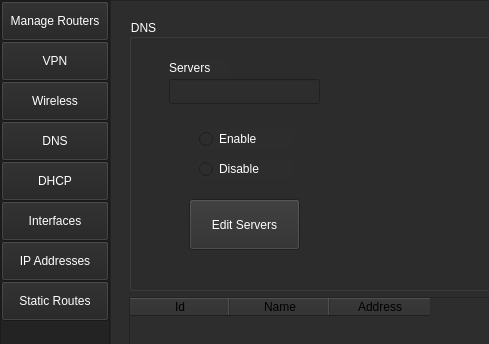
This is UI/ui_main.ui in monico18/LTI-SDN-Controller as Qt 5 draws it before an edit; both pictures show x 0 to 489 and y 0 to 344 of the 1168 by 723 pixel window. The edited form follows.
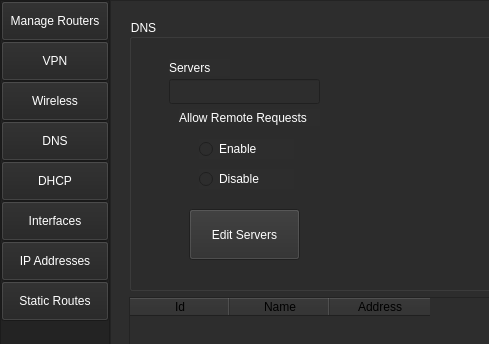
This is the edited form. The open tabs and pages were chosen to show the change.

```diff
--- a/UI/ui_main.ui
+++ b/UI/ui_main.ui
@@ -8250,7 +8250,7 @@
                  <property name="geometry">
                   <rect>
                    <x>60</x>
-                   <y>180</y>
+                   <y>190</y>
                    <width>111</width>
                    <height>51</height>
                   </rect>
@@ -8512,7 +8512,7 @@
                  <property name="geometry">
                   <rect>
                    <x>70</x>
-                   <y>140</y>
+                   <y>150</y>
                    <width>95</width>
                    <height>20</height>
                   </rect>
@@ -8643,7 +8643,7 @@
                  <property name="geometry">
                   <rect>
                    <x>70</x>
-                   <y>110</y>
+                   <y>120</y>
                    <width>95</width>
                    <height>20</height>
                   </rect>
@@ -8770,6 +8770,191 @@
                   <string>Enable</string>
                  </property>
                 </widget>
+                <widget class="QLabel" name="label_7">
+                 <property name="geometry">
+                  <rect>
+                   <x>50</x>
+                   <y>90</y>
+                   <width>141</width>
+                   <height>17</height>
+                  </rect>
+                 </property>
+                 <property name="palette">
+                  <palette>
+                   <active>
+                    <colorrole role="WindowText">
+                     <brush brushstyle="SolidPattern">
+                      <color alpha="255">
+                       <red>255</red>
+                       <green>255</green>
+                       <blue>255</blue>
+                      </color>
+                     </brush>
+                    </colorrole>
+                    <colorrole role="Button">
+                     <brush brushstyle="SolidPattern">
+                      <color alpha="255">
+                       <red>45</red>
+                       <green>45</green>
+                       <blue>45</blue>
+                      </color>
+                     </brush>
+                    </colorrole>
+                    <colorrole role="Text">
+                     <brush brushstyle="SolidPattern">
+                      <color alpha="255">
+                       <red>255</red>
+                       <green>255</green>
+                       <blue>255</blue>
+                      </color>
+                     </brush>
+                    </colorrole>
+                    <colorrole role="ButtonText">
+                     <brush brushstyle="SolidPattern">
+                      <color alpha="255">
+                       <red>255</red>
+                       <green>255</green>
+                       <blue>255</blue>
+                      </color>
+                     </brush>
+                    </colorrole>
+                    <colorrole role="Base">
+                     <brush brushstyle="SolidPattern">
+                      <color alpha="255">
+                       <red>45</red>
+                       <green>45</green>
+                       <blue>45</blue>
+                      </color>
+                     </brush>
+                    </colorrole>
+                    <colorrole role="Window">
+                     <brush brushstyle="SolidPattern">
+                      <color alpha="255">
+                       <red>45</red>
+                       <green>45</green>
+                       <blue>45</blue>
+                      </color>
+                     </brush>
+                    </colorrole>
+                   </active>
+                   <inactive>
+                    <colorrole role="WindowText">
+                     <brush brushstyle="SolidPattern">
+                      <color alpha="255">
+                       <red>255</red>
+                       <green>255</green>
+                       <blue>255</blue>
+                      </color>
+                     </brush>
+                    </colorrole>
+                    <colorrole role="Button">
+                     <brush brushstyle="SolidPattern">
+                      <color alpha="255">
+                       <red>45</red>
+                       <green>45</green>
+                       <blue>45</blue>
+                      </color>
+                     </brush>
+                    </colorrole>
+                    <colorrole role="Text">
+                     <brush brushstyle="SolidPattern">
+                      <color alpha="255">
+                       <red>255</red>
+                       <green>255</green>
+                       <blue>255</blue>
+                      </color>
+                     </brush>
+                    </colorrole>
+                    <colorrole role="ButtonText">
+                     <brush brushstyle="SolidPattern">
+                      <color alpha="255">
+                       <red>255</red>
+                       <green>255</green>
+                       <blue>255</blue>
+                      </color>
+                     </brush>
+                    </colorrole>
+                    <colorrole role="Base">
+                     <brush brushstyle="SolidPattern">
+                      <color alpha="255">
+                       <red>45</red>
+                       <green>45</green>
+                       <blue>45</blue>
+                      </color>
+                     </brush>
+                    </colorrole>
+                    <colorrole role="Window">
+                     <brush brushstyle="SolidPattern">
+                      <color alpha="255">
+                       <red>45</red>
+                       <green>45</green>
+                       <blue>45</blue>
+                      </color>
+                     </brush>
+                    </colorrole>
+                   </inactive>
+                   <disabled>
+                    <colorrole role="WindowText">
+                     <brush brushstyle="SolidPattern">
+                      <color alpha="255">
+                       <red>120</red>
+                       <green>120</green>
+                       <blue>120</blue>
+                      </color>
+                     </brush>
+                    </colorrole>
+                    <colorrole role="Button">
+                     <brush brushstyle="SolidPattern">
+                      <color alpha="255">
+                       <red>45</red>
+                       <green>45</green>
+                       <blue>45</blue>
+                      </color>
+                     </brush>
+                    </colorrole>
+                    <colorrole role="Text">
+                     <brush brushstyle="SolidPattern">
+                      <color alpha="255">
+                       <red>120</red>
+                       <green>120</green>
+                       <blue>120</blue>
+                      </color>
+                     </brush>
+                    </colorrole>
+                    <colorrole role="ButtonText">
+                     <brush brushstyle="SolidPattern">
+                      <color alpha="255">
+                       <red>120</red>
+                       <green>120</green>
+                       <blue>120</blue>
+                      </color>
+                     </brush>
+                    </colorrole>
+                    <colorrole role="Base">
+                     <brush brushstyle="SolidPattern">
+                      <color alpha="255">
+                       <red>45</red>
+                       <green>45</green>
+                       <blue>45</blue>
+                      </color>
+                     </brush>
+                    </colorrole>
+                    <colorrole role="Window">
+                     <brush brushstyle="SolidPattern">
+                      <color alpha="255">
+                       <red>45</red>
+                       <green>45</green>
+                       <blue>45</blue>
+                      </color>
+                     </brush>
+                    </colorrole>
+                   </disabled>
+                  </palette>
+                 </property>
+                 <property name="text">
+                  <string>Allow Remote Requests</string>
+                 </property>
+                </widget>
                </widget>
               </item>
               <item>
```
